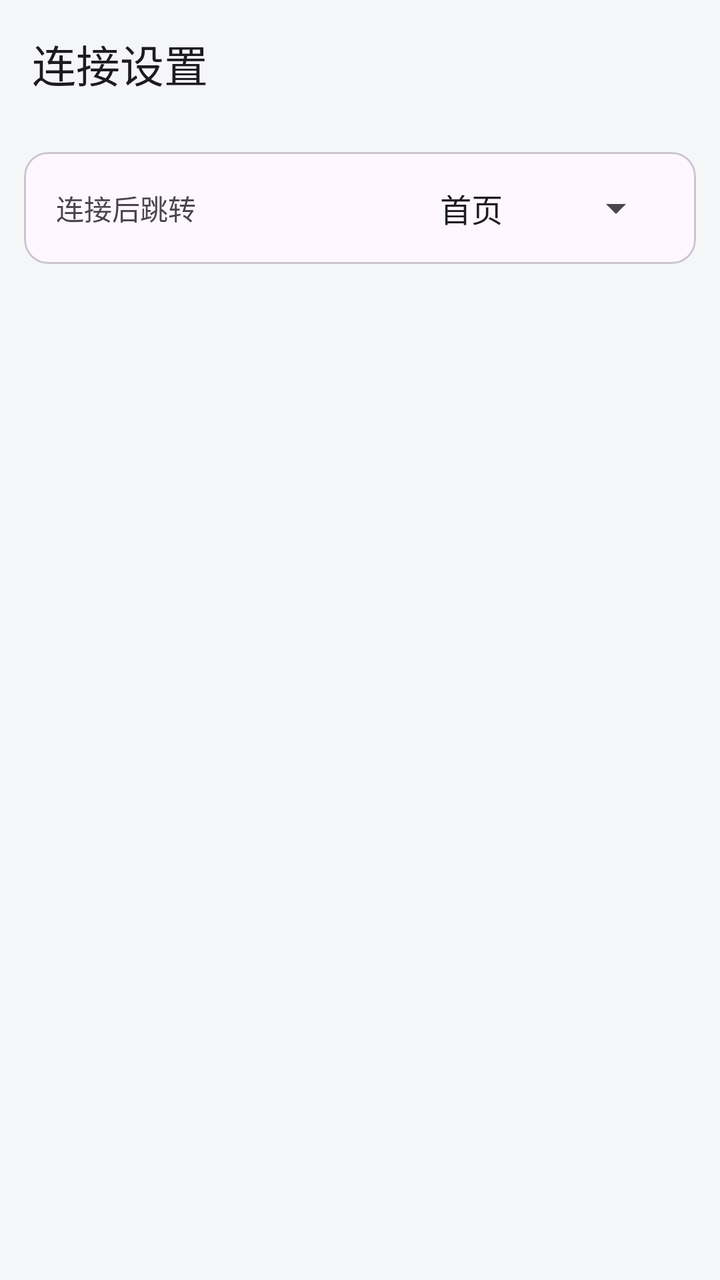
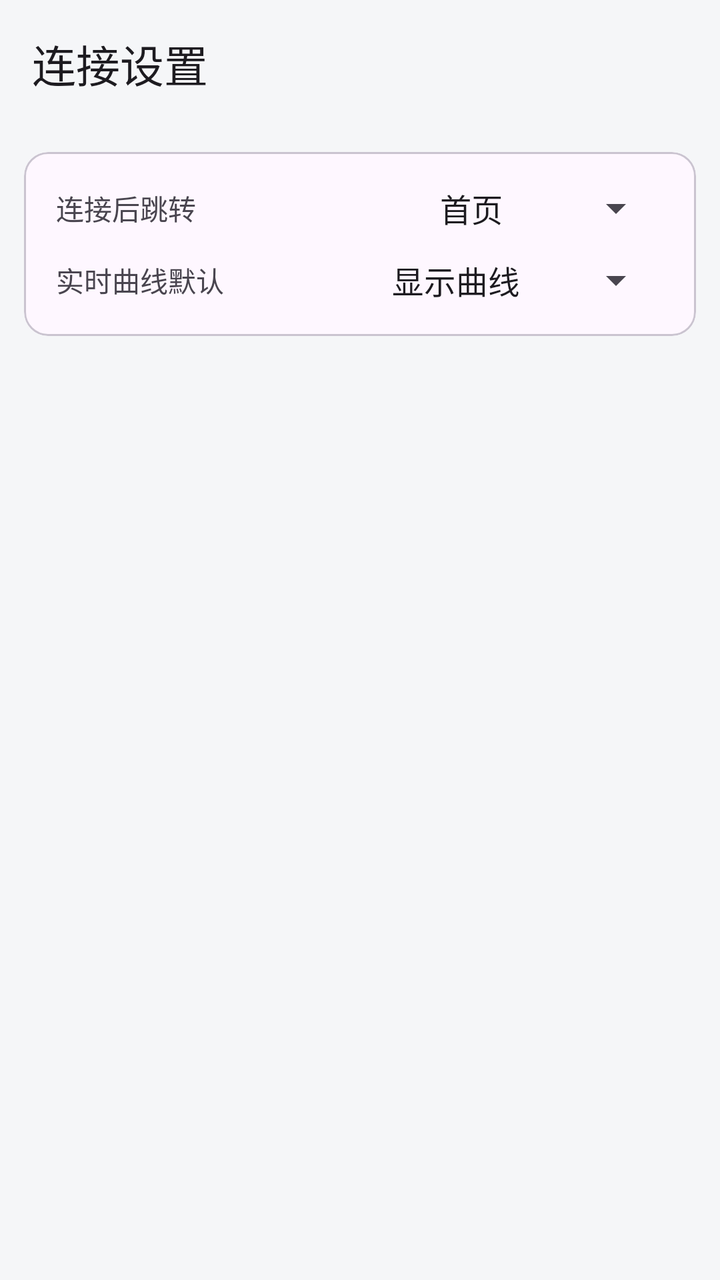

The first picture is an Android layout as it rendered before a commit; the second is the same layout after the commit. The layout source and the unified diff follow.
<!-- AndroidManifest.xml: application theme Theme.YYBMS -->
<!-- res/layout/activity_connection_settings.xml -->
<?xml version="1.0" encoding="utf-8"?>
<LinearLayout xmlns:android="http://schemas.android.com/apk/res/android"
    xmlns:app="http://schemas.android.com/apk/res-auto"
    android:layout_width="match_parent"
    android:layout_height="match_parent"
    android:orientation="vertical">

    <com.google.android.material.appbar.MaterialToolbar
        android:id="@+id/toolbar"
        android:layout_width="match_parent"
        android:layout_height="?attr/actionBarSize"
        app:title="@string/connection_settings" />

    <ScrollView
        android:layout_width="match_parent"
        android:layout_height="match_parent">

        <LinearLayout
            android:layout_width="match_parent"
            android:layout_height="wrap_content"
            android:orientation="vertical"
            android:padding="12dp">

            <com.google.android.material.card.MaterialCardView
                android:layout_width="match_parent"
                android:layout_height="wrap_content"
                app:cardCornerRadius="12dp"
                app:cardElevation="0dp"
                app:contentPadding="16dp"
                app:strokeWidth="1dp">

                <LinearLayout
                    android:layout_width="match_parent"
                    android:layout_height="wrap_content"
                    android:gravity="center_vertical"
                    android:orientation="horizontal">

                    <TextView
                        android:layout_width="0dp"
                        android:layout_height="wrap_content"
                        android:layout_weight="1"
                        android:text="@string/setting_connect_jump_title"
                        android:textSize="14sp" />

                    <Spinner
                        android:id="@+id/spinner_connect_jump_tab"
                        android:layout_width="wrap_content"
                        android:layout_height="wrap_content"
                        android:entries="@array/connect_jump_tab_labels"
                        android:minWidth="120dp"
                        android:spinnerMode="dropdown" />
                </LinearLayout>
            </com.google.android.material.card.MaterialCardView>
        </LinearLayout>
    </ScrollView>
</LinearLayout>
<!-- resources referenced by this layout -->
<resources>
  <string-array name="connect_jump_tab_labels">
          <item>@string/nav_home</item>
          <item>@string/nav_realtime</item>
          <item>@string/nav_data</item>
          <item>@string/nav_overlay</item>
      </string-array>
  <string name="connection_settings">连接设置</string>
  <string name="setting_connect_jump_title">连接后跳转</string>
  <style name="Theme.YYBMS" parent="Theme.Material3.DayNight.NoActionBar">
          <item name="colorPrimary">@color/primary</item>
          <item name="colorPrimaryDark">@color/primary_dark</item>
          <item name="android:statusBarColor" tools:targetApi="l">?attr/colorPrimary</item>
          <item name="android:windowBackground">@color/background</item>
      </style>
  <string name="nav_home">首页</string>
  <string name="nav_realtime">实时</string>
  <string name="nav_data">数据</string>
  <string name="nav_overlay">导航</string>
  <color name="primary">#1565C0</color>
  <color name="primary_dark">#0D47A1</color>
  <color name="background">#F5F6F8</color>
</resources>

<!-- the commit's change to res/layout/activity_connection_settings.xml (unified diff, before → after) -->
@@ -32,23 +32,54 @@
                 <LinearLayout
                     android:layout_width="match_parent"
                     android:layout_height="wrap_content"
-                    android:gravity="center_vertical"
-                    android:orientation="horizontal">
+                    android:orientation="vertical">
 
-                    <TextView
-                        android:layout_width="0dp"
+                    
+                    <LinearLayout
+                        android:layout_width="match_parent"
                         android:layout_height="wrap_content"
-                        android:layout_weight="1"
-                        android:text="@string/setting_connect_jump_title"
-                        android:textSize="14sp" />
+                        android:gravity="center_vertical"
+                        android:orientation="horizontal">
 
-                    <Spinner
-                        android:id="@+id/spinner_connect_jump_tab"
-                        android:layout_width="wrap_content"
+                        <TextView
+                            android:layout_width="0dp"
+                            android:layout_height="wrap_content"
+                            android:layout_weight="1"
+                            android:text="@string/setting_connect_jump_title"
+                            android:textSize="14sp" />
+
+                        <Spinner
+                            android:id="@+id/spinner_connect_jump_tab"
+                            android:layout_width="wrap_content"
+                            android:layout_height="wrap_content"
+                            android:entries="@array/connect_jump_tab_labels"
+                            android:minWidth="120dp"
+                            android:spinnerMode="dropdown" />
+                    </LinearLayout>
+
+                    
+                    <LinearLayout
+                        android:layout_width="match_parent"
                         android:layout_height="wrap_content"
-                        android:entries="@array/connect_jump_tab_labels"
-                        android:minWidth="120dp"
-                        android:spinnerMode="dropdown" />
+                        android:layout_marginTop="12dp"
+                        android:gravity="center_vertical"
+                        android:orientation="horizontal">
+
+                        <TextView
+                            android:layout_width="0dp"
+                            android:layout_height="wrap_content"
+                            android:layout_weight="1"
+                            android:text="@string/setting_curve_default_title"
+                            android:textSize="14sp" />
+
+                        <Spinner
+                            android:id="@+id/spinner_realtime_curve_default"
+                            android:layout_width="wrap_content"
+                            android:layout_height="wrap_content"
+                            android:entries="@array/curve_default_labels"
+                            android:minWidth="120dp"
+                            android:spinnerMode="dropdown" />
+                    </LinearLayout>
                 </LinearLayout>
             </com.google.android.material.card.MaterialCardView>
         </LinearLayout>
<!-- resource entries referenced after the edit -->
@@ -6,8 +6,13 @@
           <item>@string/nav_data</item>
           <item>@string/nav_overlay</item>
       </string-array>
+  <string-array name="curve_default_labels">
+          <item>@string/curve_default_show</item>
+          <item>@string/curve_default_hide</item>
+      </string-array>
   <string name="connection_settings">连接设置</string>
   <string name="setting_connect_jump_title">连接后跳转</string>
+  <string name="setting_curve_default_title">实时曲线默认</string>
   <style name="Theme.YYBMS" parent="Theme.Material3.DayNight.NoActionBar">
           <item name="colorPrimary">@color/primary</item>
           <item name="colorPrimaryDark">@color/primary_dark</item>
@@ -18,6 +23,8 @@
   <string name="nav_realtime">实时</string>
   <string name="nav_data">数据</string>
   <string name="nav_overlay">导航</string>
+  <string name="curve_default_show">显示曲线</string>
+  <string name="curve_default_hide">不显示曲线</string>
   <color name="primary">#1565C0</color>
   <color name="primary_dark">#0D47A1</color>
   <color name="background">#F5F6F8</color>
